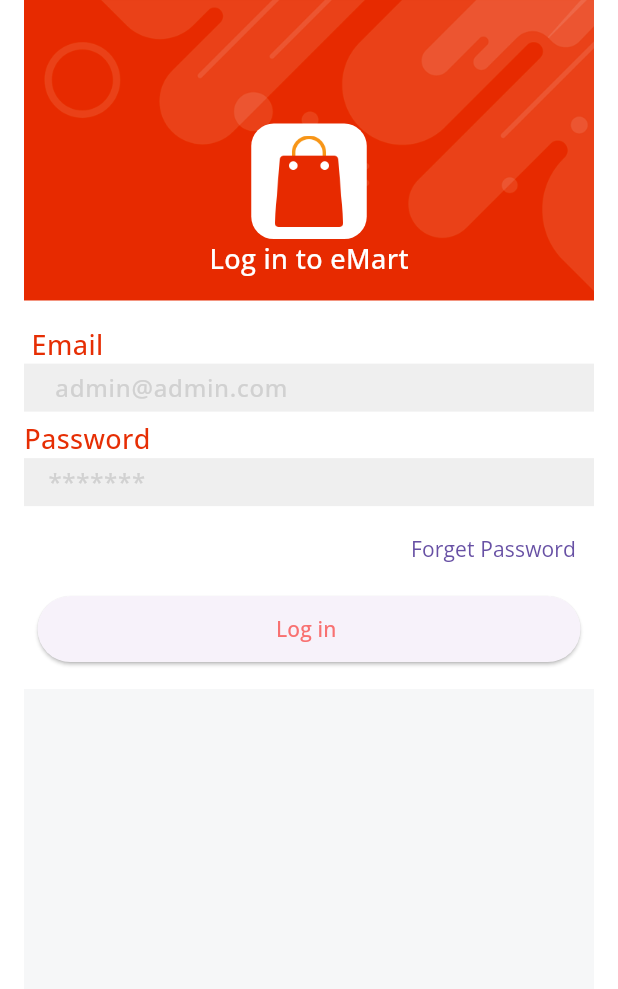
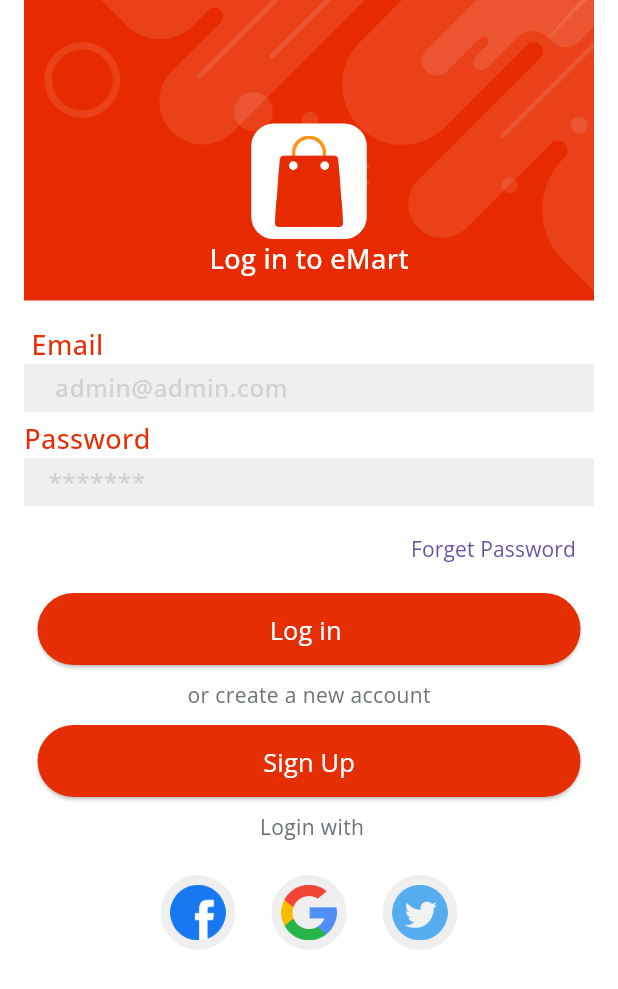
Before and after one commit to Afaque-A/e_mart_store_with_firebase, a Flutter app: the screen it shows after launch, on a phone screen of 412 x 824 dp. Shown: the top 989 px of the screen. Run offline on Flutter 3.47's test engine with Material 3 defaults, Android fonts, the phone set to English and light mode, and no system bars; our stand-ins replace get, velocity_x.

Commit message:
create successfully login and sign up screen  enough for tody

```diff
--- /dev/null
+++ b/lib/const/list_of_icons.dart
@@ -0,0 +1,3 @@
+import 'package:e_mart_store_with_firebase/const/constant.dart';
+
+const socialIconsLogo = [icFacebookLogo, icGoogleLogo, icTwitterLogo];
--- a/lib/strings.dart
+++ b/lib/strings.dart
@@ -1,6 +1,9 @@
 const appname = "eMart";
 const appversion = "Version 1.0.0";
 const credits = "@Afaque Ahmed";
+const name = "Name";
+const nameHint = " Afaque Ahmed";
+const reTypePassword = "ConfirmPassword";
 const email = " Email";
 const emailHint = " admin@admin.com";
 const password = "Password";
@@ -10,3 +13,6 @@ const login = "Log in ";
 const signUp = "Sign Up";
 const createNewAccount = " or create a new account ";
 const loginWith = " Login with";
+const privacyPolicy = "Privacy Policy";
+const termAndCond = " Terms and Conditions";
+const alreadyHaveAccount = "Already have an account";
--- a/lib/views/auth_screen/login_screen.dart
+++ b/lib/views/auth_screen/login_screen.dart
@@ -1,10 +1,13 @@
 import 'package:e_mart_store_with_firebase/const/constant.dart';
+import 'package:e_mart_store_with_firebase/const/list_of_icons.dart';
 import 'package:e_mart_store_with_firebase/strings.dart';
 import 'package:e_mart_store_with_firebase/style.dart';
+import 'package:e_mart_store_with_firebase/views/auth_screen/signup_screen.dart';
 import 'package:e_mart_store_with_firebase/widgets_common/applogo_widget.dart';
 import 'package:e_mart_store_with_firebase/widgets_common/bg_widget.dart';
 import 'package:e_mart_store_with_firebase/widgets_common/custom_textfield.dart';
 import 'package:e_mart_store_with_firebase/widgets_common/our_button.dart';
+import 'package:get/get.dart';
 
 class LoginScreen extends StatelessWidget {
   const LoginScreen({super.key});
@@ -13,11 +16,17 @@ class LoginScreen extends StatelessWidget {
   Widget build(BuildContext context) {
     return bgColor(
         child: Scaffold(
+            resizeToAvoidBottomInset: false,
             body: Center(
               child: Column(children: [
                 (context.screenHeight * 0.1).heightBox,
                 applogoWidget(),
-        "Log in to $appname".text.fontFamily(semibold).white.size(18).make(),
+                "Log in to $appname"
+                    .text
+                    .fontFamily(semibold)
+                    .white
+                    .size(18)
+                    .make(),
                 15.heightBox,
                 Column(
                   children: [
@@ -28,7 +37,46 @@ class LoginScreen extends StatelessWidget {
                         child: TextButton(
                             onPressed: () {}, child: forgetpass.text.make())),
                     5.heightBox,
-            ourButton().box.width(context.screenWidth - 50).make()
+                    ourButton(
+                            title: login,
+                            color: redColor,
+                            textColor: whiteColor,
+                            onpress: () {})
+                        .box
+                        .width(context.screenWidth - 50)
+                        .make(),
+                    10.heightBox,
+                    createNewAccount.text.color(fontGrey).make(),
+                    10.heightBox,
+                    ourButton(
+                            title: signUp,
+                            color: redColor,
+                            onpress: () {
+                              Get.to(() => SignupScreen());
+                            },
+                            textColor: whiteColor)
+                        .box
+                        .width(context.screenWidth - 50)
+                        .make(),
+                    10.heightBox,
+                    loginWith.text.color(fontGrey).make(),
+                    10.heightBox,
+                    Row(
+                      mainAxisAlignment: MainAxisAlignment.center,
+                      children: List.generate(
+                          3,
+                          (index) => Padding(
+                                padding: const EdgeInsets.all(12),
+                                child: CircleAvatar(
+                                  backgroundColor: lightGrey,
+                                  radius: 25,
+                                  child: Image.asset(
+                                    socialIconsLogo[index],
+                                    width: 37,
+                                  ),
+                                ),
+                              )),
+                    )
                   ],
                 )
                     .box
--- a/lib/widgets_common/our_button.dart
+++ b/lib/widgets_common/our_button.dart
@@ -1,12 +1,14 @@
 import 'package:e_mart_store_with_firebase/const/constant.dart';
-import 'package:e_mart_store_with_firebase/strings.dart';
+
 import 'package:e_mart_store_with_firebase/style.dart';
 
-Widget ourButton() {
+Widget ourButton({onpress, color, textColor, String? title}) {
   return ElevatedButton(
       style: ElevatedButton.styleFrom(
+        backgroundColor: color,
+        // Set the primary color here
         padding: EdgeInsets.all(12),
       ),
-      onPressed: () {},
-      child: login.text.fontFamily(semibold).red400.make());
+      onPressed: onpress,
+      child: title!.text.color(textColor).fontFamily(regular).size(17).make());
 }
```
Also changed, not shown: lib/views/auth_screen/signup_screen.dart (added, +111 -0 lines). Lines whose indentation alone changed are shown as unchanged.
